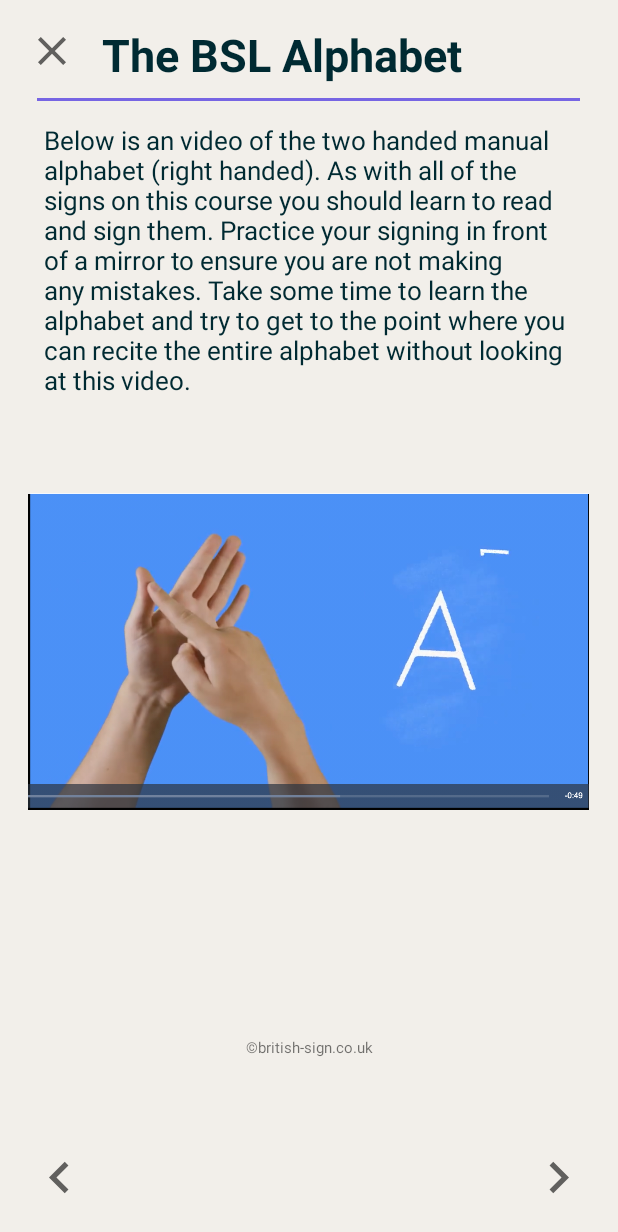
After one commit to junetc20/Signify, an Android app: the layout activity_alphabet2.xml on its own in the app's theme, with its tools: preview values and no code run, on a phone screen of 412 x 824 dp. The commit adds this screen. Shown: the top 1232 px of the screen. Run offline under Robolectric (Android 15) with nearby library versions, the phone set to English and light mode, and no system bars.

Commit message:
learning screens prototype

```diff
--- /dev/null
+++ b/app/src/main/res/drawable/arrow_back_cream.xml
@@ -0,0 +1,5 @@
+<vector android:height="24dp" android:tint="#F2EFEA"
+    android:viewportHeight="24" android:viewportWidth="24"
+    android:width="24dp" xmlns:android="http://schemas.android.com/apk/res/android">
+    <path android:fillColor="@android:color/white" android:pathData="M17.77,3.77l-1.77,-1.77l-10,10l10,10l1.77,-1.77l-8.23,-8.23z"/>
+</vector>
--- /dev/null
+++ b/app/src/main/res/drawable/cross_cream.xml
@@ -0,0 +1,5 @@
+<vector android:height="24dp" android:tint="#F2EFEA"
+    android:viewportHeight="24" android:viewportWidth="24"
+    android:width="24dp" xmlns:android="http://schemas.android.com/apk/res/android">
+    <path android:fillColor="@android:color/white" android:pathData="M19,6.41L17.59,5 12,10.59 6.41,5 5,6.41 10.59,12 5,17.59 6.41,19 12,13.41 17.59,19 19,17.59 13.41,12z"/>
+</vector>
--- /dev/null
+++ b/app/src/main/res/drawable/forward_arrow_cream.xml
@@ -0,0 +1,5 @@
+<vector android:autoMirrored="true" android:height="24dp"
+    android:tint="#F2EFEA" android:viewportHeight="24"
+    android:viewportWidth="24" android:width="24dp" xmlns:android="http://schemas.android.com/apk/res/android">
+    <path android:fillColor="@android:color/white" android:pathData="M6.23,20.23l1.77,1.77l10,-10l-10,-10l-1.77,1.77l8.23,8.23z"/>
+</vector>
--- /dev/null
+++ b/app/src/main/res/drawable/tick_cream.xml
@@ -0,0 +1,5 @@
+<vector android:height="24dp" android:tint="#F2EFEA"
+    android:viewportHeight="24" android:viewportWidth="24"
+    android:width="24dp" xmlns:android="http://schemas.android.com/apk/res/android">
+    <path android:fillColor="@android:color/white" android:pathData="M9,16.17L4.83,12l-1.42,1.41L9,19 21,7l-1.41,-1.41z"/>
+</vector>
--- /dev/null
+++ b/app/src/main/res/layout/activity_alphabet2.xml
@@ -0,0 +1,106 @@
+<?xml version="1.0" encoding="utf-8"?>
+<androidx.constraintlayout.widget.ConstraintLayout xmlns:android="http://schemas.android.com/apk/res/android"
+    xmlns:app="http://schemas.android.com/apk/res-auto"
+    xmlns:tools="http://schemas.android.com/tools"
+    android:layout_width="match_parent"
+    android:layout_height="match_parent"
+    android:background="@color/cream">
+
+    <TextView
+        android:id="@+id/textView21"
+        android:layout_width="352dp"
+        android:layout_height="380dp"
+        android:layout_marginTop="20dp"
+        android:text="@string/bsl_alpha_info"
+        android:textColor="@color/background_blue"
+        android:textSize="17sp"
+        app:layout_constraintEnd_toEndOf="parent"
+        app:layout_constraintHorizontal_bias="0.491"
+        app:layout_constraintStart_toStartOf="parent"
+        app:layout_constraintTop_toBottomOf="@+id/textView18" />
+
+    <TextView
+        android:id="@+id/textView20"
+        android:layout_width="wrap_content"
+        android:layout_height="wrap_content"
+        android:layout_marginTop="630dp"
+        android:text="@string/bsl_copyright"
+        android:textSize="10sp"
+        app:layout_constraintEnd_toEndOf="parent"
+        app:layout_constraintStart_toStartOf="parent"
+        app:layout_constraintTop_toBottomOf="@+id/textView18" />
+
+    <View
+        android:id="@+id/view6"
+        android:layout_width="362dp"
+        android:layout_height="2dp"
+        android:layout_marginStart="8dp"
+        android:layout_marginLeft="8dp"
+        android:layout_marginTop="65dp"
+        android:layout_marginEnd="8dp"
+        android:layout_marginRight="8dp"
+        android:background="@color/purple"
+        app:layout_constraintEnd_toEndOf="parent"
+        app:layout_constraintHorizontal_bias="0.484"
+        app:layout_constraintStart_toStartOf="parent"
+        app:layout_constraintTop_toTopOf="parent" />
+
+    <ImageView
+        android:id="@+id/exitButton4"
+        android:layout_width="33dp"
+        android:layout_height="32dp"
+        android:layout_marginStart="18dp"
+        android:layout_marginLeft="18dp"
+        android:layout_marginTop="18dp"
+        app:layout_constraintStart_toStartOf="parent"
+        app:layout_constraintTop_toTopOf="parent"
+        app:srcCompat="@drawable/ic_baseline_clear_24" />
+
+    <TextView
+        android:id="@+id/textView18"
+        android:layout_width="326dp"
+        android:layout_height="45dp"
+        android:layout_marginStart="68dp"
+        android:layout_marginLeft="68dp"
+        android:layout_marginTop="16dp"
+        android:text="@string/bsl_alpha_title"
+        android:textColor="@color/background_blue"
+        android:textSize="30sp"
+        android:textStyle="bold"
+        app:layout_constraintStart_toStartOf="parent"
+        app:layout_constraintTop_toTopOf="parent" />
+
+    <ImageView
+        android:id="@+id/imageView4"
+        android:layout_width="43dp"
+        android:layout_height="42dp"
+        android:layout_marginEnd="18dp"
+        android:layout_marginRight="18dp"
+        android:layout_marginBottom="18dp"
+        app:layout_constraintBottom_toBottomOf="parent"
+        app:layout_constraintEnd_toEndOf="parent"
+        app:srcCompat="@drawable/ic_baseline_keyboard_arrow_right_24" />
+
+    <ImageView
+        android:id="@+id/imageView5"
+        android:layout_width="43dp"
+        android:layout_height="42dp"
+        android:layout_marginStart="18dp"
+        android:layout_marginLeft="18dp"
+        android:layout_marginBottom="18dp"
+        app:layout_constraintBottom_toBottomOf="parent"
+        app:layout_constraintStart_toStartOf="parent"
+        app:srcCompat="@drawable/ic_baseline_keyboard_arrow_left_24" />
+
+    <ImageView
+        android:id="@+id/imageView7"
+        android:layout_width="374dp"
+        android:layout_height="271dp"
+        android:layout_marginTop="237dp"
+        app:layout_constraintEnd_toEndOf="parent"
+        app:layout_constraintHorizontal_bias="0.486"
+        app:layout_constraintStart_toStartOf="parent"
+        app:layout_constraintTop_toBottomOf="@+id/textView18"
+        app:srcCompat="@drawable/screen_shot_2021_07_12_at_10_24_40" />
+
+</androidx.constraintlayout.widget.ConstraintLayout>
--- a/app/src/main/res/values/strings.xml
+++ b/app/src/main/res/values/strings.xml
@@ -51,6 +51,10 @@
     <string name="save_changes">save changes</string>
     <string name="update_password">Update your password</string>
 
+    !--Copyright--!
+    <string name="bsl_imagery">All content created by course.british-sign.co.uk</string>
+    <string name="bsl_copyright">©british-sign.co.uk</string>
+
     !--Introduction--!
     <string name="intro_title">What is BSL?</string>
     <string name="intro_para">Sign Language is a visual form of communicating using a combination of hand shapes, spatial representation, gestures, facial expression, and body language.
@@ -59,6 +63,21 @@
         British Sign Language, known as BSL, is the main form of sign language used within the UK and has been recognised by the UK government as a minority language since 2003.
         BSL is an independent language which is separate to spoken English, having its own grammar and syntax. It is estimated that BSL is used by around 151,000 people within the UK.</string>
 
+    !--Alphabet--!
+    <string name="man_alpha_title">The Manual Alphabet</string>
+    <string name="man_alpha_info">Each letter of a manual alphabet is represented by a different hand shape or hand movement.
+    Manual alphabets are used in sign language where a sign does not exist for a word, or when a signer does not know the sign for a particular word.
+    The most common use of the manual alphabet in sign language is for names of people and places that have not had a sign assigned to them.
+    In BSL the two handed manual alphabet is used. Some sign languages use a one handed alphabet (e.g. American Sign Language and Irish Sign Language).
+    A quick tip before you learn the two handed alphabet; Remember that the five fingers (on your secondary hand) represent the five Vowels:</string>
+    <string name="bsl_alpha_title">The BSL Alphabet</string>
+    <string name="bsl_alpha_info">Below is an video of the two handed manual alphabet (right handed). As with all of the signs on this course you
+    should learn to read and sign them. Practice your signing in front of a mirror to ensure you are not making any mistakes.
+    Take some time to learn the alphabet and try to get to the point where
+    you can recite the entire alphabet without looking at this video.</string>
+    <string name="practice">Time to Practice</string>
+    <string name="practice_sentence">Which sign does this image represent?</string>
+    <string name="select_sign">Select the correct sign for</string>
 
 
 
```
Also changed, not shown: app/src/main/res/layout/activity_alphabet1.xml (added, +95 -0 lines), app/src/main/res/layout/activity_quiz.xml (added, +135 -0 lines), app/src/main/res/drawable/g.png (added), app/src/main/res/drawable/k.png (added), app/src/main/res/drawable/s.png (added), app/src/main/res/drawable/screen_shot_2021_07_12_at_10_24_40.png (added), app/src/main/res/drawable/v.png (added), app/src/main/res/drawable/vowels.png (added), app/src/main/res/drawable/z.png (added).
